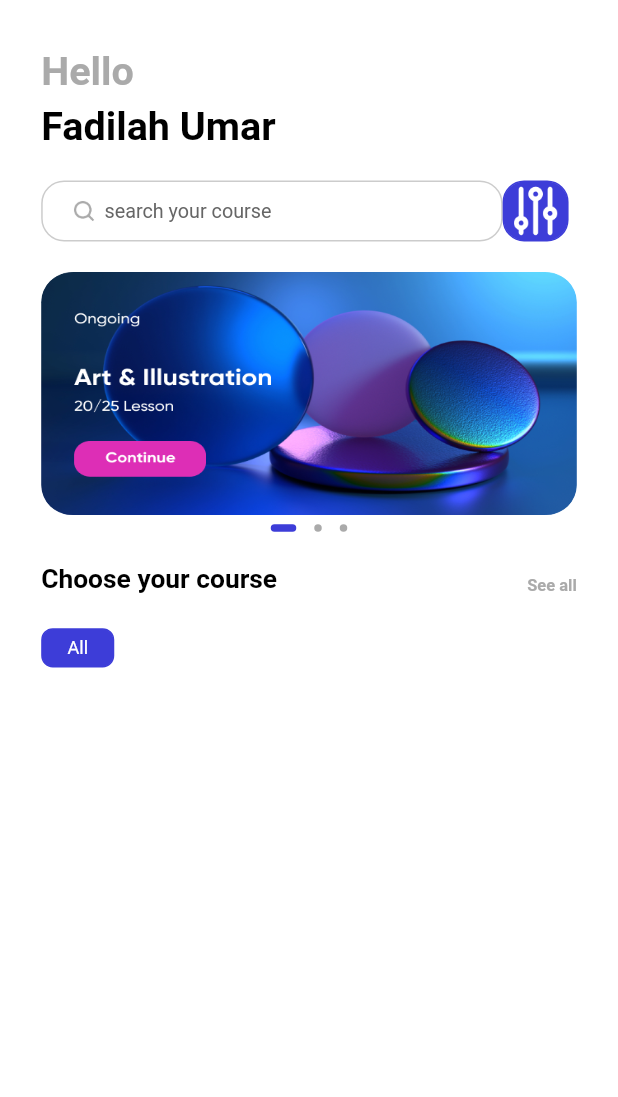
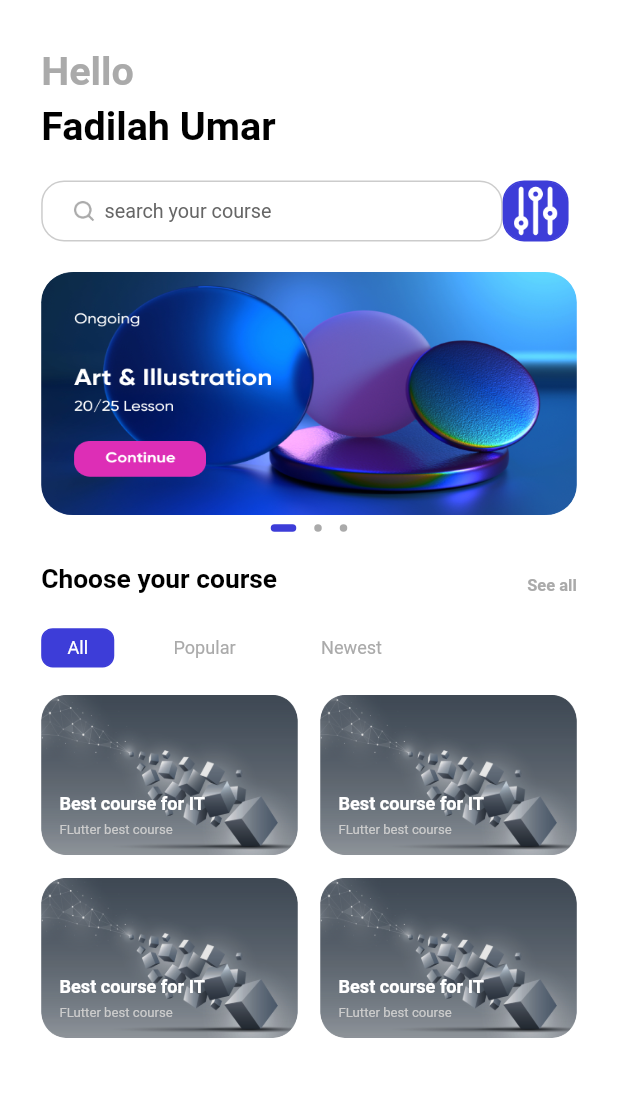
Before and after one commit to Fumaru02/flutterBLocWithLaravelBE, a Flutter app: the HomePage screen opened by its route, on a phone screen of 412 x 824 dp, the part 65-1162 px from its top. Run offline on Flutter 3.47's test engine with Material 2 defaults, Android fonts, the phone set to English and light mode, and no system bars; drawn by our look-alikes of dots_indicator; our stand-ins replace bloc, cloud_firestore, firebase_auth, firebase_core, flutter_bloc, flutter_screenutil and 2 more; accounts and stored records are empty; Roboto replaces fonts that are missing (Avenir).

Commit message:
update setting widget

```diff
--- a/lib/common/routes/names.dart
+++ b/lib/common/routes/names.dart
@@ -7,6 +7,8 @@ class AppRoutes {
   static const SIGN_IN = "/sign_in";
   //register page
   static const REGISTER = "/register";
-  //
+  //home page
   static const HOME_PAGE = "/home_page";
+  //settings page
+  static const SETTINGS = "/settings_page";
 }
--- a/lib/common/routes/pages.dart
+++ b/lib/common/routes/pages.dart
@@ -4,6 +4,8 @@ import 'package:bloc_flutter/pages/application/application_page.dart';
 import 'package:bloc_flutter/pages/application/bloc/app_blocs.dart';
 import 'package:bloc_flutter/pages/home/bloc/home_page_blocs.dart';
 import 'package:bloc_flutter/pages/home/home_page.dart';
+import 'package:bloc_flutter/pages/profile/settings/bloc/settings_blocs.dart';
+import 'package:bloc_flutter/pages/profile/settings/settings_page.dart';
 import 'package:bloc_flutter/pages/register/bloc/register_blocs.dart';
 import 'package:bloc_flutter/pages/register/register.dart';
 import 'package:bloc_flutter/pages/sign_in/bloc/sign_in_blocs.dart';
@@ -47,7 +49,13 @@ class AppPages {
           page: const HomePage(),
           bloc: BlocProvider(
             create: (_) => HomePageBlocs(),
-          ))
+          )),
+      PageEntity(
+          route: AppRoutes.SETTINGS,
+          page: const SettingsPage(),
+          bloc: BlocProvider(
+            create: (_) => SettingsBlocs(),
+          )),
     ];
   }
 
--- a/lib/common/services/storage_services.dart
+++ b/lib/common/services/storage_services.dart
@@ -26,4 +26,8 @@ class StorageService {
         ? false
         : true;
   }
+
+  Future<bool> remove(String key) {
+    return _prefs.remove(key);
+  }
 }
--- a/lib/pages/application/application_widgets.dart
+++ b/lib/pages/application/application_widgets.dart
@@ -1,4 +1,5 @@
 import 'package:bloc_flutter/pages/home/home_page.dart';
+import 'package:bloc_flutter/pages/profile/profile_page.dart';
 import 'package:flutter/material.dart';
 import 'package:flutter_screenutil/flutter_screenutil.dart';
 
@@ -10,7 +11,7 @@ Widget buildPage(int index) {
     Center(child: Text("Search")),
     Center(child: Text("Course")),
     Center(child: Text("Chat")),
-    Center(child: Text("Profile")),
+    const ProfilePage(),
   ];
 
   return _widget[index];
--- a/lib/pages/home/home_page.dart
+++ b/lib/pages/home/home_page.dart
@@ -25,17 +25,35 @@ class _HomePageState extends State<HomePage> {
             builder: (context, state) {
           return Container(
             margin: EdgeInsets.symmetric(horizontal: 25.w),
-            child: Column(
-              crossAxisAlignment: CrossAxisAlignment.start,
-              children: [
-                homePageText("Hello", color: AppColors.primaryThirdElementText),
-                homePageText("Fadilah Umar", top: 5),
-                SizedBox(
-                  height: 20.h,
+            child: CustomScrollView(
+              slivers: [
+                SliverToBoxAdapter(
+                  child: homePageText("Hello",
+                      color: AppColors.primaryThirdElementText),
                 ),
-                searchView(),
-                slidersView(context, state),
-                menuView()
+                SliverToBoxAdapter(child: homePageText("Fadilah Umar", top: 5)),
+                SliverPadding(
+                  padding: EdgeInsets.only(top: 20.h),
+                ),
+                SliverToBoxAdapter(child: searchView()),
+                SliverToBoxAdapter(child: slidersView(context, state)),
+                SliverToBoxAdapter(child: menuView()),
+                SliverPadding(
+                    padding:
+                        EdgeInsets.symmetric(vertical: 18.h, horizontal: 0.w),
+                    sliver: SliverGrid(
+                      delegate: SliverChildBuilderDelegate(childCount: 4,
+                          (BuildContext context, int index) {
+                        return GestureDetector(
+                            onTap: () {}, child: courseGrid());
+                      }),
+                      gridDelegate:
+                          const SliverGridDelegateWithFixedCrossAxisCount(
+                              crossAxisCount: 2,
+                              mainAxisSpacing: 15,
+                              crossAxisSpacing: 15,
+                              childAspectRatio: 1.6),
+                    ))
               ],
             ),
           );
--- a/lib/pages/home/widgets/home_page_widgets.dart
+++ b/lib/pages/home/widgets/home_page_widgets.dart
@@ -2,6 +2,7 @@ import 'package:bloc_flutter/common/values/colors.dart';
 import 'package:bloc_flutter/pages/home/bloc/home_page_blocs.dart';
 import 'package:bloc_flutter/pages/home/bloc/home_page_events.dart';
 import 'package:bloc_flutter/pages/home/bloc/home_page_states.dart';
+import 'package:bloc_flutter/pages/widgets/base_text_widgets.dart';
 import 'package:dots_indicator/dots_indicator.dart';
 import 'package:flutter/material.dart';
 import 'package:flutter_bloc/flutter_bloc.dart';
@@ -169,9 +170,9 @@ Widget menuView() {
             crossAxisAlignment: CrossAxisAlignment.end,
             mainAxisAlignment: MainAxisAlignment.spaceBetween,
             children: [
-              _reusableMenuText("Choose your course"),
+              reusableTextGlobal("Choose your course"),
               GestureDetector(
-                child: _reusableMenuText("See all",
+                child: reusableTextGlobal("See all",
                     color: AppColors.primaryThirdElementText, fontSize: 10),
               )
             ],
@@ -180,18 +181,13 @@ Widget menuView() {
         margin: EdgeInsets.only(top: 20.w),
         child: Row(
           children: [
-            Container(
-              decoration: BoxDecoration(
-                  color: AppColors.primaryElement,
-                  borderRadius: BorderRadius.circular(7.w),
-                  border: Border.all(color: AppColors.primaryElement)),
-              child: _reusableMenuText("All",
-                  color: AppColors.primaryElementText,
-                  fontWeight: FontWeight.normal,
-                  fontSize: 11),
-              padding: EdgeInsets.only(
-                  left: 15.w, right: 15.w, top: 5.h, bottom: 5.h),
-            )
+            _reusableMenuText("All"),
+            _reusableMenuText("Popular",
+                textColor: AppColors.primaryThirdElementText,
+                backgroundColor: Colors.white),
+            _reusableMenuText("Newest",
+                textColor: AppColors.primaryThirdElementText,
+                backgroundColor: Colors.white),
           ],
         ),
       )
@@ -199,15 +195,62 @@ Widget menuView() {
   );
 }
 
-Widget _reusableMenuText(String text,
-    {Color color = AppColors.primaryText,
-    int fontSize = 16,
-    FontWeight fontWeight = FontWeight.bold}) {
+//for the menu buttons, reusable text
+Widget _reusableMenuText(String menuText,
+    {Color textColor: AppColors.primaryElementText,
+    Color backgroundColor: AppColors.primaryElement}) {
   return Container(
-    child: Text(
-      text,
-      style: TextStyle(
-          color: color, fontWeight: fontWeight, fontSize: fontSize.sp),
+    margin: EdgeInsets.only(right: 20.w),
+    decoration: BoxDecoration(
+        color: backgroundColor,
+        borderRadius: BorderRadius.circular(7.w),
+        border: Border.all(color: backgroundColor)),
+    padding: EdgeInsets.only(left: 15.w, right: 15.w, top: 5.h, bottom: 5.h),
+    child: reusableTextGlobal(menuText,
+        color: textColor, fontWeight: FontWeight.normal, fontSize: 11),
+  );
+}
+
+//for course grid view ui
+Widget courseGrid() {
+  return Container(
+    decoration: BoxDecoration(
+        borderRadius: BorderRadius.circular(15.w),
+        image: const DecorationImage(
+            fit: BoxFit.fill, image: AssetImage("assets/icons/Image_1.png"))),
+    child: Container(
+      padding: EdgeInsets.all(12.h),
+      child: Column(
+        mainAxisAlignment: MainAxisAlignment.end,
+        crossAxisAlignment: CrossAxisAlignment.start,
+        children: [
+          Text(
+            "Best course for IT",
+            maxLines: 1,
+            overflow: TextOverflow.fade,
+            textAlign: TextAlign.left,
+            softWrap: false,
+            style: TextStyle(
+                color: AppColors.primaryElementText,
+                fontWeight: FontWeight.bold,
+                fontSize: 11.sp),
+          ),
+          SizedBox(
+            height: 5.h,
+          ),
+          Text(
+            "FLutter best course",
+            maxLines: 1,
+            overflow: TextOverflow.fade,
+            textAlign: TextAlign.left,
+            softWrap: false,
+            style: TextStyle(
+                color: AppColors.primaryFourElementText,
+                fontWeight: FontWeight.normal,
+                fontSize: 8.sp),
+          ),
+        ],
+      ),
     ),
   );
 }
--- /dev/null
+++ b/lib/pages/profile/settings/bloc/setting_states.dart
@@ -0,0 +1,3 @@
+class SettingsStates {
+  const SettingsStates();
+}
--- /dev/null
+++ b/lib/pages/profile/settings/bloc/settings_blocs.dart
@@ -0,0 +1,12 @@
+import 'package:bloc_flutter/pages/profile/settings/bloc/setting_states.dart';
+import 'package:bloc_flutter/pages/profile/settings/bloc/settings_events.dart';
+import 'package:flutter_bloc/flutter_bloc.dart';
+
+class SettingsBlocs extends Bloc<SettingsEvents, SettingsStates> {
+  SettingsBlocs() : super(const SettingsStates()) {
+    on<TriggerSettings>(_triggerSettings);
+  }
+  _triggerSettings(SettingsEvents events, Emitter<SettingsStates> emit) {
+    emit(const SettingsStates());
+  }
+}
--- /dev/null
+++ b/lib/pages/profile/settings/bloc/settings_events.dart
@@ -0,0 +1,3 @@
+abstract class SettingsEvents {}
+
+class TriggerSettings extends SettingsEvents {}
--- a/lib/pages/sign_in/sign_in_controller.dart
+++ b/lib/pages/sign_in/sign_in_controller.dart
@@ -46,8 +46,8 @@ class SignInController {
             print("user exist");
             Global.storageService
                 .setString(AppConstants.STORAGE_USER_TOKEN_KEY, "12345678");
-            // Navigator.of(context)
-            //     .pushNamedAndRemoveUntil("/application", (route) => false);
+            Navigator.of(context)
+                .pushNamedAndRemoveUntil("/application", (route) => false);
           } else {
             //we have error getting user from firebase
             toastInfo(msg: "Currently you are not user of this app");
```
Also changed, not shown: lib/main.dart (+0 -14 lines), lib/pages/profile/profile_page.dart (added, +41 -0 lines), lib/pages/profile/settings/settings_page.dart (added, +50 -0 lines), lib/pages/profile/settings/widgets/settings_widgets.dart (added, +42 -0 lines), lib/pages/profile/widgets/profile_widgets.dart (added, +94 -0 lines), lib/pages/widgets/base_text_widgets.dart (added, +15 -0 lines).
